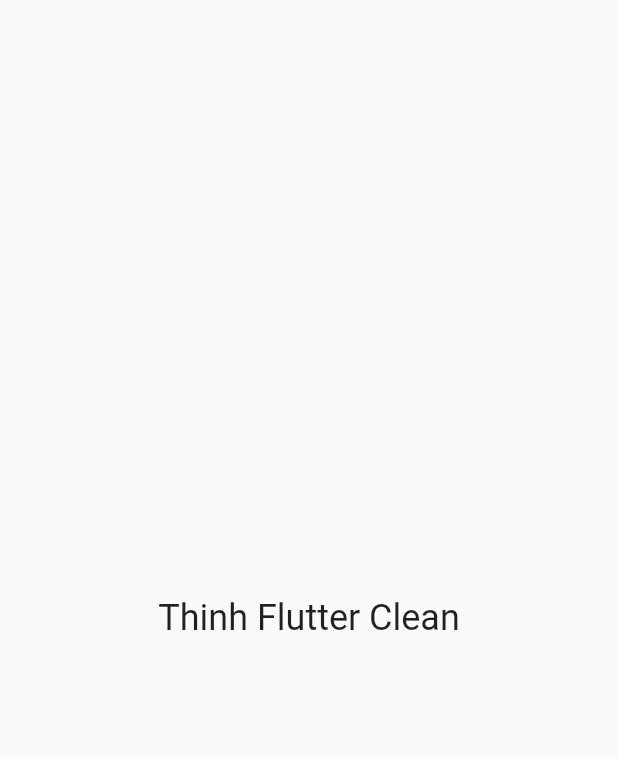
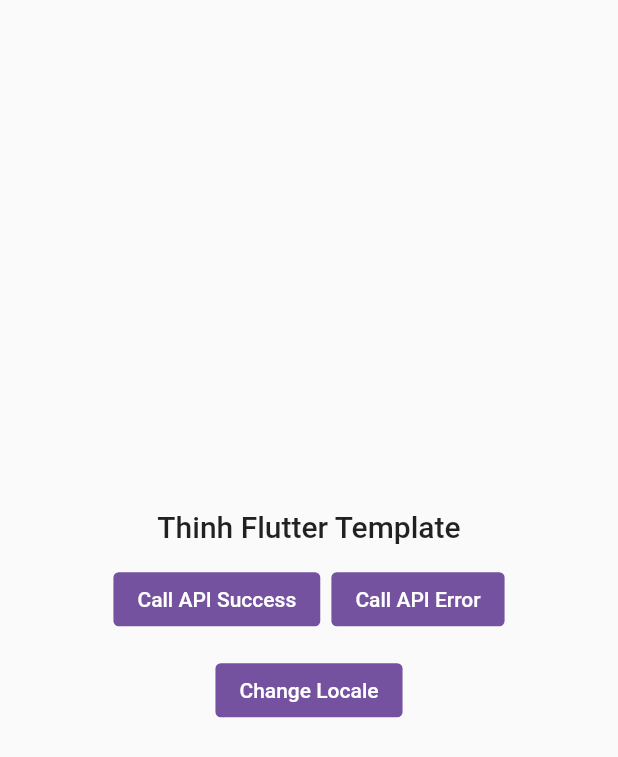
Before and after one commit to thinhlh/thinh-flutter-template, a Flutter app: the screen it shows after launch, on a phone screen of 412 x 824 dp. Shown: the top 757 px of the screen. Run offline on Flutter 3.47's test engine with Material 2 defaults, Android fonts, the phone set to English and light mode, and no system bars; our stand-ins replace another_flushbar, dio, easy_localization, flutter_screenutil, get_it, logger and 2 more.

Commit message:
[FEAT] app template 2.0.0

```diff
--- a/assets/translations/en.json
+++ b/assets/translations/en.json
@@ -1,6 +1,19 @@
 {
-    "general":"Thinh Flutter Clean",
+    "general":"Thinh Flutter Template",
     "common":{
-        "default_error":"Unknown Error"
+        "default_error":"Unknown Error",
+        "dialog":{
+            "success_title":"Success!",
+            "error_title":"Oh Snap!",
+            "info_title":"Info!",
+            "success_action":"Continue",
+            "error_action":"Try Again",
+            "info_action":"Okay"
+        }
+    },
+    "home":{
+        "call_api_success":"Call API Success",
+        "call_api_error":"Call API Error",
+        "change_locale":"Change Locale"
     }
 }
--- a/assets/translations/vi.json
+++ b/assets/translations/vi.json
@@ -1,6 +1,19 @@
 {
-    "general":"Thinh Flutter Clean",
+    "general":"Thinh Flutter Template VN",
     "common":{
-        "default_error":"Lỗi không xác định"
+        "default_error":"Lỗi không xác định",
+        "dialog":{
+            "success_title":"Thành công!",
+            "error_title":"Ôi không!",
+            "info_title":"Thông tin!",
+            "success_action":"Tiếp tục",
+            "error_action":"Thử Lại",
+            "info_action":"Okay"
+        }
+    },
+    "home":{
+        "call_api_success":"Gọi API Thành Công",
+        "call_api_error":"Gọi API Không Thành Công",
+        "change_locale":"Đổi Locale"
     }
 }
--- a/lib/app/app.dart
+++ b/lib/app/app.dart
@@ -3,11 +3,11 @@ import 'package:flutter/material.dart';
 import 'package:flutter_screenutil/flutter_screenutil.dart';
 import 'package:provider/provider.dart';
 import 'package:responsive_framework/responsive_framework.dart';
-import 'package:tfc/config/dimens.dart';
-import 'package:tfc/config/languages.dart';
+import 'package:tfc/config/app_languages.dart';
+import 'package:tfc/config/app_sizes.dart';
 import 'package:tfc/config/global_providers.dart';
 import 'package:tfc/config/routes.dart';
-import 'package:tfc/config/themes.dart';
+import 'package:tfc/config/app_themes.dart';
 
 class App extends StatelessWidget {
   const App({Key? key}) : super(key: key);
@@ -18,14 +18,13 @@ class App extends StatelessWidget {
       providers: GlobalProviders.providers,
       builder: (_, child) => child!,
       child: EasyLocalization(
-        supportedLocales: Languages.supportedLocales,
+        supportedLocales: AppLanguages.supportedLocales,
         path: 'assets/translations',
-        fallbackLocale: Languages.fallbackLocale,
+        fallbackLocale: AppLanguages.fallbackLocale,
         child: ScreenUtilInit(
-          designSize: AppDimens.designSize,
+          designSize: AppSizes.designSize,
           builder: () => Builder(
-            builder: (context) {
-              return MaterialApp(
+            builder: (context) => MaterialApp(
               debugShowCheckedModeBanner: false,
               localizationsDelegates: context.localizationDelegates,
               locale: context.locale,
@@ -47,8 +46,7 @@ class App extends StatelessWidget {
                   ResponsiveBreakpoint.autoScale(1700, name: 'XL'),
                 ],
               ),
-              );
-            },
+            ),
           ),
         ),
       ),
--- a/lib/app/common/presentation/widgets/dialog/dialog_type.dart
+++ b/lib/app/common/presentation/widgets/dialog/dialog_type.dart
@@ -1,5 +1,7 @@
+import 'package:easy_localization/easy_localization.dart';
 import 'package:flutter/material.dart';
 import 'package:tfc/config/colors.dart';
+import 'package:tfc/generated/locale_keys.g.dart';
 
 enum DialogType {
   success,
@@ -11,22 +13,22 @@ extension DialogDetail on DialogType {
   String get title {
     switch (this) {
       case DialogType.success:
-        return 'Success!';
+        return LocaleKeys.common_dialog_success_title.tr();
       case DialogType.error:
-        return 'Oh Snap!';
+        return LocaleKeys.common_dialog_error_title.tr();
       case DialogType.info:
-        return 'Info!';
+        return LocaleKeys.common_dialog_info_title.tr();
     }
   }
 
   String get actionString {
     switch (this) {
       case DialogType.success:
-        return 'Continue';
+        return LocaleKeys.common_dialog_success_action.tr();
       case DialogType.error:
-        return 'Try Again';
+        return LocaleKeys.common_dialog_error_action.tr();
       case DialogType.info:
-        return 'Okay';
+        return LocaleKeys.common_dialog_info_action.tr();
     }
   }
 
--- a/lib/app/home/domain/services/home_service.dart
+++ b/lib/app/home/domain/services/home_service.dart
@@ -2,4 +2,5 @@ import 'package:tfc/services/rest_api/models/base_response.dart';
 
 abstract class HomeService {
   Future<BaseResponse<String>> checkConnection();
+  Future<BaseResponse<String>> checkConnectionFailed();
 }
--- a/lib/app/home/views/home_page.dart
+++ b/lib/app/home/views/home_page.dart
@@ -1,8 +1,15 @@
 import 'package:easy_localization/easy_localization.dart';
 import 'package:flutter/material.dart';
+import 'package:flutter_screenutil/flutter_screenutil.dart';
 import 'package:provider/provider.dart';
+import 'package:tfc/app/common/presentation/widgets/dialog/dialog_type.dart';
+import 'package:tfc/app/common/presentation/widgets/dialog/w_error_dialog.dart';
 import 'package:tfc/app/home/views/home_provider.dart';
 import 'package:tfc/base/presentation/pages/p_stateless.dart';
+import 'package:tfc/config/app_languages.dart';
+import 'package:tfc/config/app_sizes.dart';
+import 'package:tfc/generated/locale_keys.g.dart';
+import 'package:tfc/utils/extensions/context_extension.dart';
 
 class HomePage extends PageStateless<HomeProvider> {
   const HomePage({super.key});
@@ -12,22 +19,62 @@ class HomePage extends PageStateless<HomeProvider> {
     BuildContext context,
     HomeProvider provider,
   ) {
-    return GestureDetector(
-      onTap: () async {
-        apiCallSafety(
-          provider.checkConnection,
-          onStart: () async => showLoading(context, true),
-          onCompleted: () async => showLoading(context, false),
-        );
-      },
-      child: Center(
-        child: Selector<HomeProvider, String>(
-          selector: (_, provider) => provider.title,
-          builder: (_, value, child) => Text(
-            value,
-            style: const TextStyle(fontSize: 24),
+    return SafeArea(
+      child: Column(
+        mainAxisAlignment: MainAxisAlignment.center,
+        children: [
+          Align(
+            alignment: Alignment.center,
+            child: Selector<HomeProvider, String>(
+              selector: (_, provider) => provider.title,
+              builder: (_, value, child) => Text(
+                value,
+                style: context.textTheme.titleLarge,
+              ),
+            ),
           ),
-        ),
+          AppSizes.largeHeightDimens.verticalSpace,
+          Row(
+            mainAxisAlignment: MainAxisAlignment.center,
+            children: [
+              ElevatedButton(
+                onPressed: () => apiCallSafety(
+                  provider.checkConnection,
+                  onStart: () async => showLoading(context, true),
+                  onCompleted: () async => showLoading(context, false),
+                ),
+                child: Text(LocaleKeys.home_call_api_success.tr()),
+              ),
+              AppSizes.mediumWidthDimens.horizontalSpace,
+              ElevatedButton(
+                onPressed: () => apiCallSafety(
+                  provider.checkConnectionFailed,
+                  onStart: () async => showLoading(context, true),
+                  onCompleted: () async => showLoading(context, false),
+                  onError: (err) async => showDialog(
+                    context: context,
+                    builder: (_) => WErrorDialog(
+                      dialogType: DialogType.error,
+                      content: err,
+                      onActionProceed: () {},
+                    ),
+                  ),
+                ),
+                child: Text(LocaleKeys.home_call_api_error.tr()),
+              ),
+            ],
+          ),
+          AppSizes.largeHeightDimens.verticalSpace,
+          ElevatedButton(
+            onPressed: () => context.setLocale(
+              context.locale.languageCode ==
+                      AppLanguages.supportedLocales.first.languageCode
+                  ? AppLanguages.supportedLocales.last
+                  : AppLanguages.supportedLocales.first,
+            ),
+            child: Text(LocaleKeys.home_change_locale.tr()),
+          ),
+        ],
       ),
     );
   }
--- a/lib/app_runner.dart
+++ b/lib/app_runner.dart
@@ -1,7 +1,6 @@
 import 'package:easy_localization/easy_localization.dart';
 import 'package:flutter/material.dart';
 import 'package:flutter/services.dart';
-import 'package:flutter_screenutil/flutter_screenutil.dart';
 import 'package:tfc/config/app_config.dart';
 import 'package:tfc/config/app_languages.dart';
 import 'package:tfc/config/env/env.dart';
@@ -17,7 +16,6 @@ class AppRunner {
 
   Future<void> runApplication() async {
     WidgetsFlutterBinding.ensureInitialized();
-    await Future.delayed(const Duration(seconds: 3));
     await Future.wait([
       _initializeDependencies(),
       _initServices(),
--- a/lib/config/app_languages.dart
+++ b/lib/config/app_languages.dart
@@ -1,5 +1,16 @@
 import 'package:flutter/widgets.dart';
 
 abstract class AppLanguages {
-  static const Locale defaultLanguage = Locale('vi', 'VN');
+  static const Locale defaultLanguage = Locale('vi');
+
+  static const List<Locale> supportedLocales = [
+    Locale('vi'),
+    Locale('en'),
+  ];
+
+  static Locale defaultLocale = supportedLocales.first;
+
+  static String? defaultLocaleString = supportedLocales.first.countryCode;
+
+  static Locale fallbackLocale = supportedLocales[0];
 }
--- a/lib/config/dimens.dart
+++ b/lib/config/app_sizes.dart
@@ -2,8 +2,8 @@ import 'dart:ui';
 
 import 'package:flutter_screenutil/flutter_screenutil.dart';
 
-class AppDimens {
-  AppDimens._internal();
+class AppSizes {
+  AppSizes._internal();
 
   // Iphone 12 Pro Max
   static const Size designSize = Size(428, 926);
--- /dev/null
+++ b/lib/config/app_themes.dart
@@ -0,0 +1,27 @@
+import 'package:flutter/material.dart';
+import 'package:tfc/config/app_sizes.dart';
+import 'package:tfc/config/colors.dart';
+
+class AppTheme {
+  AppTheme._internal();
+
+  static final ThemeData light = ThemeData(
+    brightness: Brightness.light,
+    elevatedButtonTheme: ElevatedButtonThemeData(
+      style: ButtonStyle(
+        backgroundColor: MaterialStateProperty.all(AppColors.primary),
+        overlayColor: MaterialStateProperty.all(Colors.transparent),
+        elevation: MaterialStateProperty.all(0),
+        shape: MaterialStateProperty.all(
+          RoundedRectangleBorder(
+            borderRadius: BorderRadius.circular(AppSizes.smallRadius),
+          ),
+        ),
+      ),
+    ),
+  );
+
+  static final ThemeData dark = ThemeData.dark().copyWith(
+    brightness: Brightness.dark,
+  );
+}
--- a/lib/config/languages.dart
+++ /dev/null
@@ -1,16 +0,0 @@
-import 'package:flutter/material.dart';
-
-class Languages {
-  Languages._internal();
-
-  static const List<Locale> supportedLocales = [
-    Locale('vi'),
-    Locale('en'),
-  ];
-
-  static Locale defaultLocale = supportedLocales.first;
-
-  static String? defaultLocaleString = supportedLocales.first.countryCode;
-
-  static Locale fallbackLocale = supportedLocales[1];
-}
--- a/lib/config/themes.dart
+++ /dev/null
@@ -1,13 +0,0 @@
-import 'package:flutter/material.dart';
-
-class AppTheme {
-  AppTheme._internal();
-
-  static final ThemeData light = ThemeData(
-    brightness: Brightness.light,
-  );
-
-  static final ThemeData dark = ThemeData.dark().copyWith(
-    brightness: Brightness.dark,
-  );
-}
```
Also changed, not shown: lib/app/common/presentation/widgets/dialog/w_error_dialog.dart (+7 -7 lines), lib/app/home/data/services/home_service_impl.dart (+7 -0 lines), lib/app/home/views/home_provider.dart (+14 -1 lines), lib/config/styles.dart (+5 -5 lines), lib/services/dialogs/widgets/w_app_dialog.dart (+7 -7 lines), lib/services/rest_api/api/api.dart (+16 -4 lines), lib/generated/locale_keys.g.dart. Lines whose indentation alone changed are shown as unchanged.
